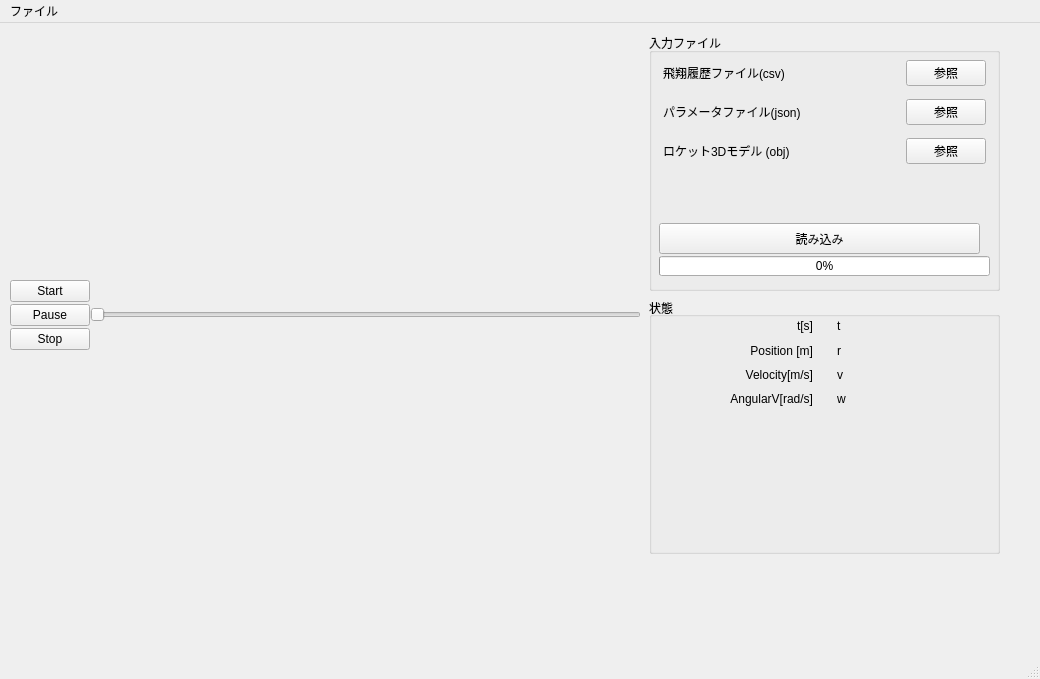
Qt form viewer.ui (PLANET-Q/TrajecViewer) before a commit.
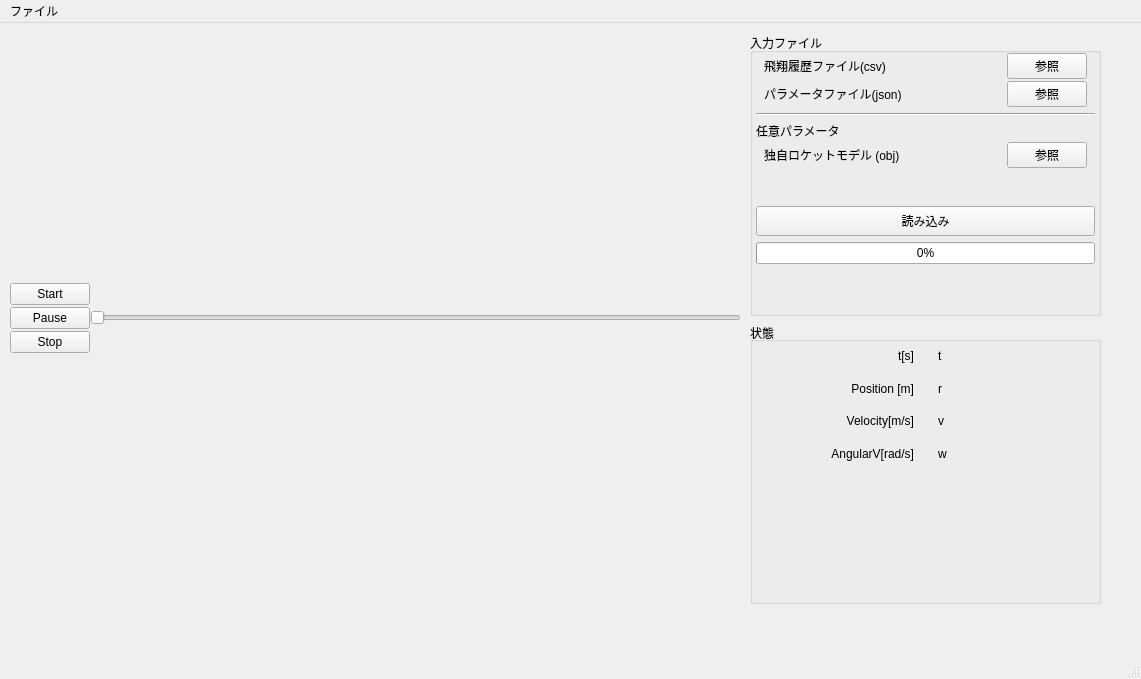
The same form after that commit.

```diff
--- a/viewer.ui
+++ b/viewer.ui
@@ -6,7 +6,7 @@
    <rect>
     <x>0</x>
     <y>0</y>
-    <width>1040</width>
+    <width>1141</width>
     <height>679</height>
    </rect>
   </property>
@@ -18,9 +18,9 @@
     <property name="geometry">
      <rect>
       <x>10</x>
-      <y>9</y>
-      <width>631</width>
-      <height>567</height>
+      <y>15</y>
+      <width>731</width>
+      <height>561</height>
      </rect>
     </property>
     <layout class="QVBoxLayout" name="verticalLayout">
@@ -95,10 +95,10 @@
    <widget class="QWidget" name="verticalLayoutWidget_2">
     <property name="geometry">
      <rect>
-      <x>649</x>
+      <x>750</x>
       <y>10</y>
       <width>351</width>
-      <height>521</height>
+      <height>571</height>
      </rect>
     </property>
     <layout class="QVBoxLayout" name="verticalLayout_2">
@@ -113,9 +113,11 @@
           <x>0</x>
           <y>20</y>
           <width>351</width>
-          <height>121</height>
+          <height>211</height>
          </rect>
         </property>
+        <layout class="QVBoxLayout" name="verticalLayout_8">
+         <item>
         <layout class="QVBoxLayout" name="verticalLayout_4">
          <property name="leftMargin">
           <number>6</number>
@@ -124,6 +126,14 @@
           <number>6</number>
          </property>
          <item>
+            <layout class="QVBoxLayout" name="verticalLayout_5">
+             <property name="spacing">
+              <number>2</number>
+             </property>
+             <property name="sizeConstraint">
+              <enum>QLayout::SetMinimumSize</enum>
+             </property>
+             <item>
           <layout class="QHBoxLayout" name="horizontalLayout_2">
            <property name="leftMargin">
             <number>8</number>
@@ -206,6 +216,27 @@
            </item>
           </layout>
          </item>
+            </layout>
+           </item>
+           <item>
+            <widget class="Line" name="line">
+             <property name="orientation">
+              <enum>Qt::Horizontal</enum>
+             </property>
+            </widget>
+           </item>
+           <item>
+            <layout class="QVBoxLayout" name="verticalLayout_6">
+             <property name="spacing">
+              <number>2</number>
+             </property>
+             <item>
+              <widget class="QLabel" name="label">
+               <property name="text">
+                <string>任意パラメータ</string>
+               </property>
+              </widget>
+             </item>
          <item>
           <layout class="QHBoxLayout" name="horizontalLayout_4">
            <property name="leftMargin">
@@ -217,7 +248,7 @@
            <item>
             <widget class="QLabel" name="model_load_title">
              <property name="text">
-              <string>ロケット3Dモデル (obj)</string>
+                  <string>独自ロケットモデル (obj)</string>
              </property>
             </widget>
            </item>
@@ -244,28 +275,37 @@
           </layout>
          </item>
         </layout>
-       </widget>
-       <widget class="QProgressBar" name="progressBar">
-        <property name="geometry">
-         <rect>
-          <x>10</x>
-          <y>223</y>
-          <width>331</width>
-          <height>20</height>
-         </rect>
-        </property>
-        <property name="value">
-         <number>0</number>
-        </property>
-       </widget>
+           </item>
+          </layout>
+         </item>
+         <item>
+          <spacer name="verticalSpacer">
+           <property name="orientation">
+            <enum>Qt::Vertical</enum>
+           </property>
+           <property name="sizeHint" stdset="0">
+            <size>
+             <width>20</width>
+             <height>40</height>
+            </size>
+           </property>
+          </spacer>
+         </item>
+         <item>
+          <layout class="QVBoxLayout" name="verticalLayout_9">
+           <property name="leftMargin">
+            <number>6</number>
+           </property>
+           <property name="rightMargin">
+            <number>6</number>
+           </property>
+           <item>
        <widget class="QPushButton" name="load_button">
-        <property name="geometry">
-         <rect>
-          <x>10</x>
-          <y>190</y>
-          <width>321</width>
-          <height>31</height>
-         </rect>
+             <property name="minimumSize">
+              <size>
+               <width>0</width>
+               <height>30</height>
+              </size>
         </property>
         <property name="acceptDrops">
          <bool>false</bool>
@@ -274,6 +314,18 @@
          <string>読み込み</string>
         </property>
        </widget>
+           </item>
+           <item>
+            <widget class="QProgressBar" name="progressBar">
+             <property name="value">
+              <number>0</number>
+             </property>
+            </widget>
+           </item>
+          </layout>
+         </item>
+        </layout>
+       </widget>
       </widget>
      </item>
      <item>
@@ -293,7 +345,7 @@
           <x>10</x>
           <y>20</y>
           <width>331</width>
-          <height>91</height>
+          <height>125</height>
          </rect>
         </property>
         <layout class="QGridLayout" name="gridLayout">
@@ -316,7 +368,7 @@
            </property>
           </widget>
          </item>
-         <item row="3" column="2">
+         <item row="3" column="1">
           <widget class="QLabel" name="w_val">
            <property name="text">
             <string>w</string>
@@ -343,21 +395,21 @@
            </property>
           </widget>
          </item>
-         <item row="2" column="2">
+         <item row="2" column="1">
           <widget class="QLabel" name="v_val">
            <property name="text">
             <string>v</string>
            </property>
           </widget>
          </item>
-         <item row="1" column="2">
+         <item row="1" column="1">
           <widget class="QLabel" name="r_val">
            <property name="text">
             <string>r</string>
            </property>
           </widget>
          </item>
-         <item row="0" column="2">
+         <item row="0" column="1">
           <widget class="QLabel" name="t_val">
            <property name="text">
             <string>t</string>
@@ -386,7 +438,7 @@
     <rect>
      <x>0</x>
      <y>0</y>
-     <width>1040</width>
+     <width>1141</width>
      <height>21</height>
     </rect>
    </property>
```
Left out of the diff: 42 changed lines with no effect on the pictures. Lines whose indentation alone changed are shown as unchanged.
